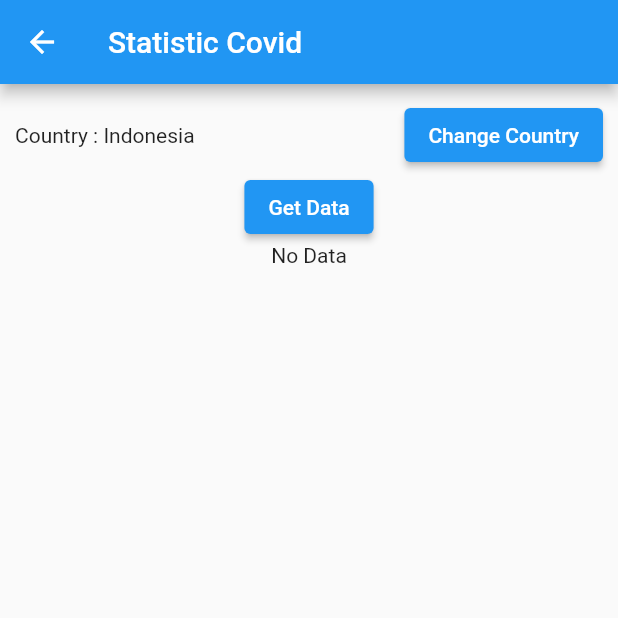
After one commit to PhilipPurwoko/info-covid-mobile, a Flutter app: the screen it shows after launch, after a tap on "Statistik", on a phone screen of 412 x 824 dp, the top half of it. The commit adds this screen. Run offline on Flutter 3.47's test engine with Material 2 defaults, Android fonts, the phone set to English and light mode, and no system bars; network calls fail.

Commit message:
:gear: Add minimum functionallity with Covid API

```diff
--- /dev/null
+++ b/lib/models/statistic.dart
@@ -0,0 +1,29 @@
+import 'package:flutter/foundation.dart';
+import 'dart:convert';
+import 'package:http/http.dart' as http;
+
+class Statistic {
+  final int confirmed;
+  final int deaths;
+  final int recovered;
+  final String lastUpdate;
+
+  Statistic({
+    @required this.confirmed,
+    @required this.deaths,
+    @required this.recovered,
+    @required this.lastUpdate,
+  });
+
+  static Future getData(String country) async {
+    var url = Uri.parse('https://covid19.mathdro.id/api/countries/$country');
+    var response = await http.get(url);
+    var res = json.decode(response.body);
+    return Statistic(
+      confirmed: res['confirmed']['value'],
+      deaths: res['deaths']['value'],
+      recovered: res['recovered']['value'],
+      lastUpdate: res['lastUpdate'],
+    );
+  }
+}
--- a/lib/routes.dart
+++ b/lib/routes.dart
@@ -1,7 +1,9 @@
 import 'package:flutter/cupertino.dart';
 
 import 'widgets/menu/menu_screen.dart';
+import 'widgets/statistic/statistic_screen.dart';
 
 final Map<String, WidgetBuilder> routes = <String, WidgetBuilder>{
   MenuScreen.routeName: (BuildContext ctx) => MenuScreen(),
+  StatisticScreen.routeName: (BuildContext ctx) => StatisticScreen(),
 };
--- a/lib/widgets/menu/menu_card.dart
+++ b/lib/widgets/menu/menu_card.dart
@@ -2,13 +2,20 @@ import 'package:flutter/material.dart';
 
 class MenuCard extends StatelessWidget {
   final String menuTitle;
+  final String route;
 
-  MenuCard(this.menuTitle);
+  MenuCard(this.menuTitle, this.route);
+
+  void navigate(ctx, route) {
+    Navigator.pushNamed(ctx, route);
+  }
 
   @override
   Widget build(BuildContext context) {
     return InkWell(
-      onTap: () {},
+      onTap: () {
+        navigate(context, route);
+      },
       child: Card(
         color: Colors.blue[100],
         elevation: 3,
--- a/lib/widgets/menu/menu_grid.dart
+++ b/lib/widgets/menu/menu_grid.dart
@@ -1,4 +1,5 @@
 import 'package:flutter/material.dart';
+import '../statistic/statistic_screen.dart';
 import 'menu_card.dart';
 
 class MenuGrid extends StatelessWidget {
@@ -14,9 +15,9 @@ class MenuGrid extends StatelessWidget {
           mainAxisSpacing: 10,
         ),
         children: <MenuCard>[
-          MenuCard('Statistik'),
-          MenuCard('Informasi'),
-          MenuCard('Tentang Aplikasi'),
+          MenuCard('Statistik', StatisticScreen.routeName),
+          MenuCard('Informasi', '/menu'),
+          MenuCard('Tentang Aplikasi', '/menu'),
         ],
       ),
     );
--- a/lib/widgets/menu/menu_screen.dart
+++ b/lib/widgets/menu/menu_screen.dart
@@ -3,7 +3,7 @@ import 'package:flutter/material.dart';
 import 'menu_grid.dart';
 
 class MenuScreen extends StatelessWidget {
-  static String routeName = '/main-menu';
+  static String routeName = '/menu';
   @override
   Widget build(BuildContext context) {
     return Scaffold(
--- /dev/null
+++ b/lib/widgets/statistic/statistic_screen.dart
@@ -0,0 +1,79 @@
+import 'package:flutter/material.dart';
+import '../../models/statistic.dart';
+
+class StatisticScreen extends StatefulWidget {
+  static String routeName = '/statistic';
+  @override
+  _StatisticScreenState createState() => _StatisticScreenState();
+}
+
+class _StatisticScreenState extends State<StatisticScreen> {
+  String country = 'Indonesia';
+  Statistic stat;
+
+  void changeCountry() {
+    setState(() {
+      country = 'India';
+    });
+  }
+
+  void getData() {
+    setState(() async {
+      stat = await Statistic.getData(country);
+    });
+  }
+
+  @override
+  Widget build(BuildContext context) {
+    return Scaffold(
+      appBar: AppBar(
+        title: Text('Statistic Covid'),
+      ),
+      body: Container(
+        padding: EdgeInsets.all(10),
+        child: Column(
+          children: <Widget>[
+            Container(
+              width: double.infinity,
+              // decoration: BoxDecoration(
+              //   border: Border.all(color: Colors.black, width: 3),
+              // ),
+              child: Row(
+                mainAxisAlignment: MainAxisAlignment.start,
+                children: [
+                  Expanded(
+                    child: Text('Country : $country'),
+                  ),
+                  ElevatedButton(
+                    onPressed: changeCountry,
+                    child: Text('Change Country'),
+                  )
+                ],
+              ),
+            ),
+            Container(
+              child: Column(
+                children: <Widget>[
+                  ElevatedButton(
+                    onPressed: getData,
+                    child: Text('Get Data'),
+                  ),
+                  stat != null
+                      ? Column(
+                          children: <Text>[
+                            Text('Confirmed : ${stat.confirmed}'),
+                            Text('Deats : ${stat.deaths}'),
+                            Text('Recovered : ${stat.recovered}'),
+                            Text('Last Update : ${stat.lastUpdate}'),
+                          ],
+                        )
+                      : Text('No Data'),
+                ],
+              ),
+            ),
+          ],
+        ),
+      ),
+    );
+  }
+}
--- a/pubspec.yaml
+++ b/pubspec.yaml
@@ -23,11 +23,8 @@ environment:
 dependencies:
   flutter:
     sdk: flutter
-
-
-  # The following adds the Cupertino Icons font to your application.
-  # Use with the CupertinoIcons class for iOS style icons.
   cupertino_icons: ^1.0.2
+  http: ^0.13.3
 
 dev_dependencies:
   flutter_test:
```
Also changed, not shown: pubspec.lock.
